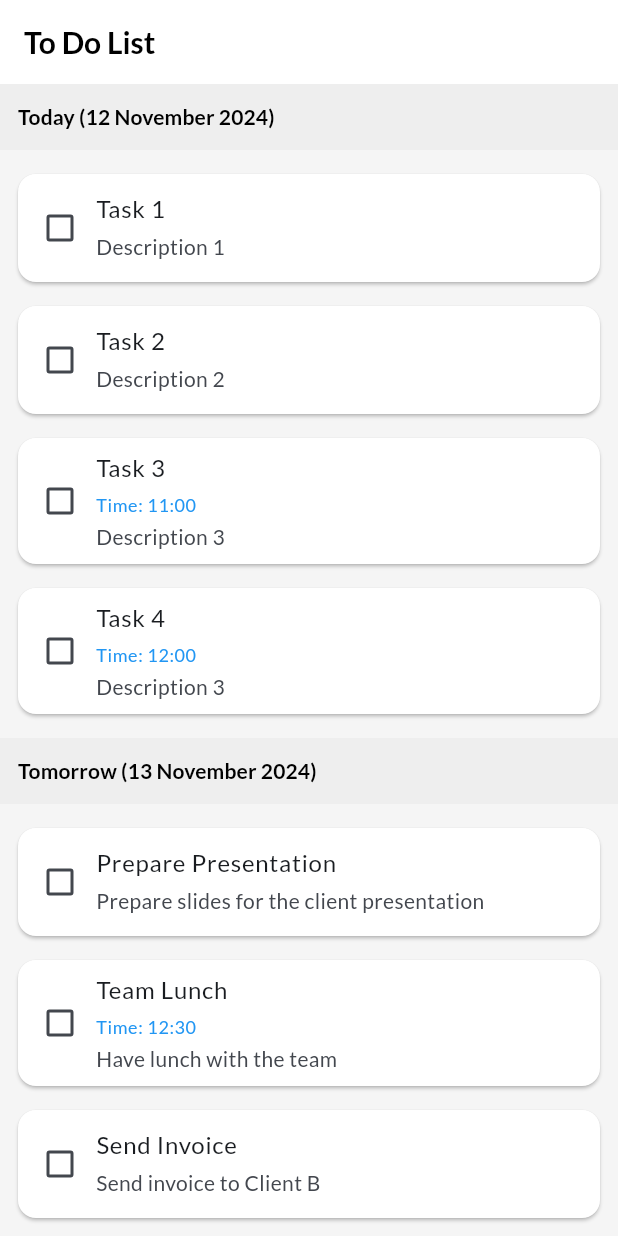
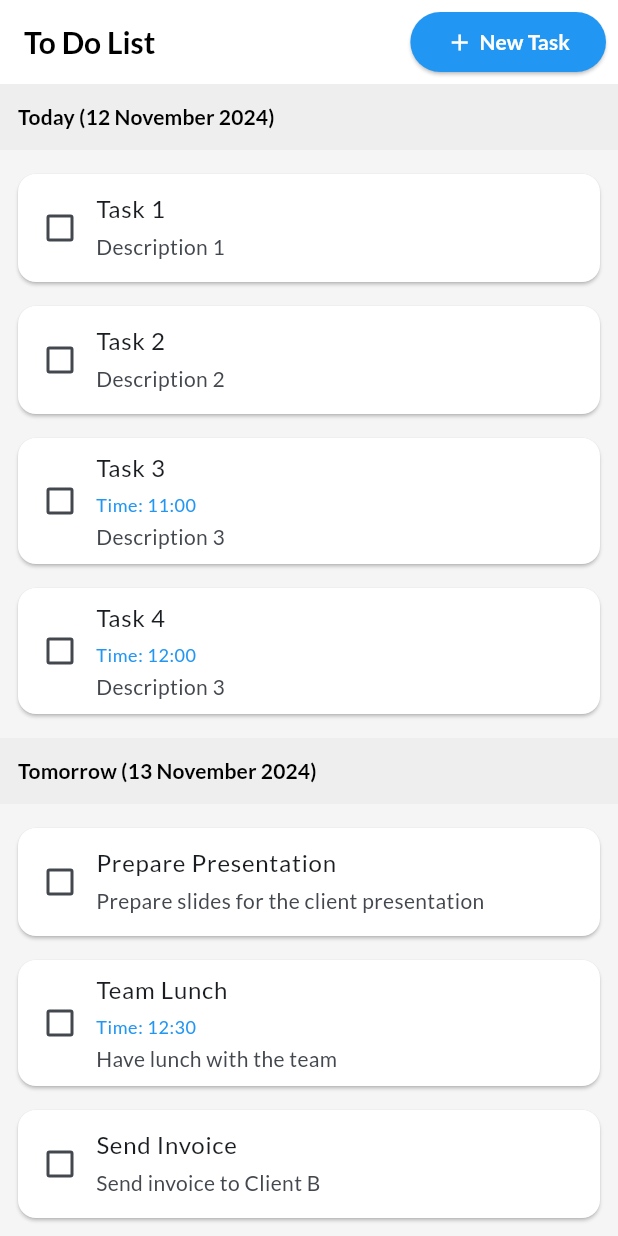
Before and after one commit to prasetya4di/test_algo_studio, a Flutter app: the screen it shows after launch, on a phone screen of 412 x 824 dp. Run offline on Flutter 3.47's test engine with Material 3 defaults, Android fonts, the phone set to English and light mode, and no system bars; our stand-ins replace auto_route, flutter_riverpod, freezed_annotation, google_fonts; missing offline and left inert: easy_sticky_header.

Commit message:
Add new task button

```diff
--- a/lib/presentation/screen/task/task_screen.dart
+++ b/lib/presentation/screen/task/task_screen.dart
@@ -1,9 +1,13 @@
 import 'package:auto_route/annotations.dart';
+import 'package:auto_route/auto_route.dart';
 import 'package:flutter/material.dart';
 import 'package:flutter_riverpod/flutter_riverpod.dart';
 import 'package:test_algo_studio/presentation/controller/task/task_controller.dart';
 import 'package:test_algo_studio/presentation/controller/task/task_event.dart';
+import 'package:test_algo_studio/presentation/router/app_router.dart';
+import 'package:test_algo_studio/presentation/router/app_router.gr.dart';
 import 'package:test_algo_studio/presentation/screen/task/widget/list_task.dart';
+import 'package:test_algo_studio/presentation/screen/task/widget/new_task_button.dart';
 
 @RoutePage()
 class TaskScreen extends ConsumerStatefulWidget {
@@ -29,6 +33,10 @@ class _TaskScreenState extends ConsumerState<TaskScreen> {
       appBar: AppBar(
         title: const Text('To Do List'),
         centerTitle: false,
+        actions: const [
+          NewTaskButton(),
+          SizedBox(width: 8),
+        ],
       ),
       body: ref
           .watch(taskControllerProvider.select((value) => value.allTask))
--- /dev/null
+++ b/lib/presentation/screen/task/widget/new_task_button.dart
@@ -0,0 +1,33 @@
+import 'package:auto_route/auto_route.dart';
+import 'package:flutter/material.dart';
+import 'package:test_algo_studio/presentation/router/app_router.gr.dart';
+
+class NewTaskButton extends StatelessWidget {
+  const NewTaskButton({super.key});
+
+  @override
+  Widget build(BuildContext context) {
+    return ElevatedButton(
+      style: ElevatedButton.styleFrom(
+        backgroundColor: Colors.blue,
+        iconColor: Colors.white,
+      ),
+      onPressed: () {
+        context.pushRoute(const AddTaskRoute());
+      },
+      child: Row(
+        children: [
+          const Icon(Icons.add),
+          const SizedBox(width: 4),
+          Text(
+            'New Task',
+            style: Theme.of(context).textTheme.titleSmall?.copyWith(
+              fontWeight: FontWeight.bold,
+              color: Colors.white,
+            ),
+          ),
+        ],
+      ),
+    );
+  }
+}
```
